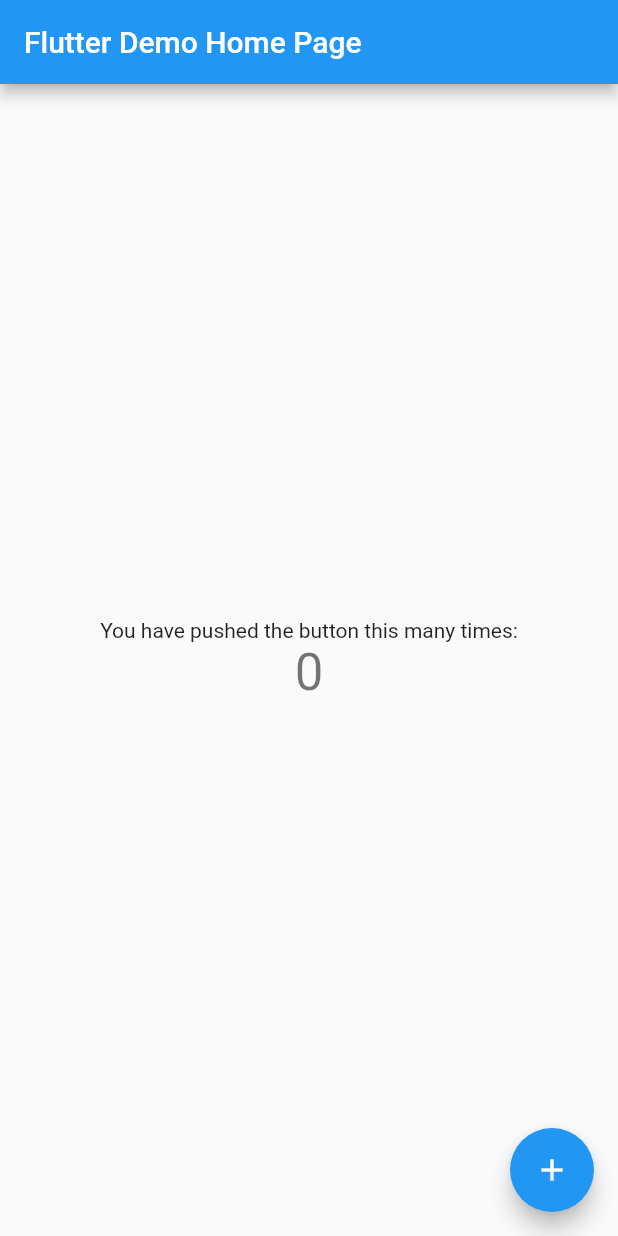
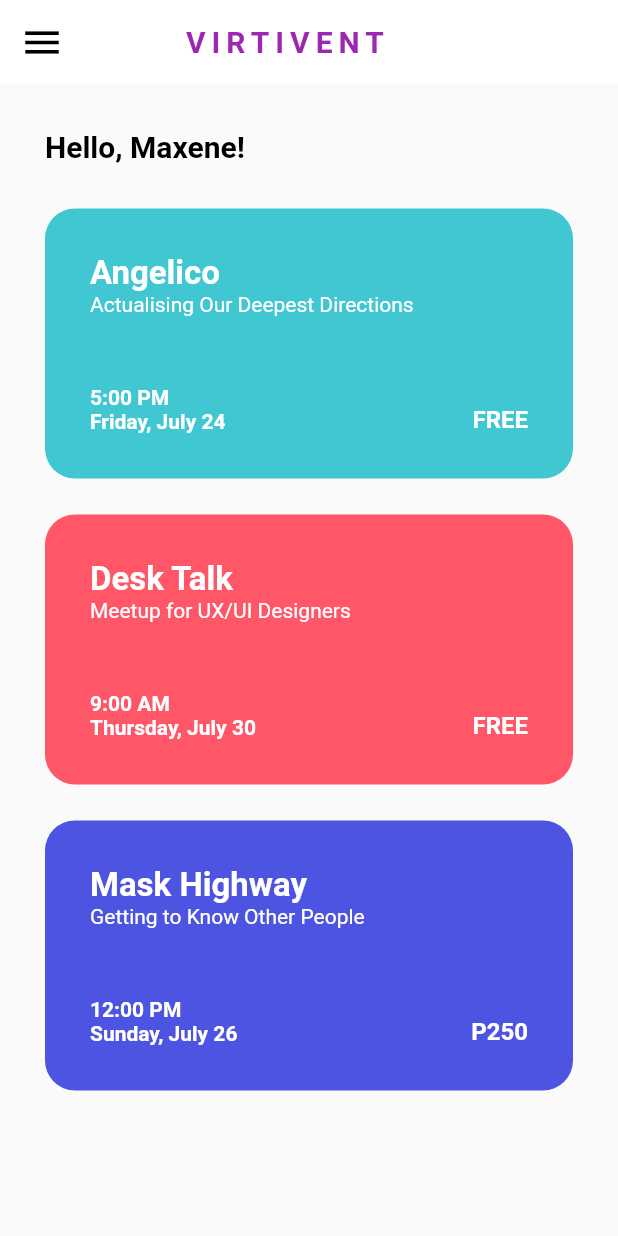
Before and after one commit to Hjkun77/virtivent_flutter_app, a Flutter app: the screen it shows after launch, on a phone screen of 412 x 824 dp. Run offline on Flutter 3.47's test engine with Material 2 defaults, Android fonts, the phone set to English and light mode, and no system bars.

Commit message:
add listview

```diff
--- a/lib/main.dart
+++ b/lib/main.dart
@@ -1,4 +1,5 @@
 import 'package:flutter/material.dart';
+import 'package:virtivent_flutter_app/screens/home.dart';
 
 void main() {
   runApp(MyApp());
@@ -9,7 +10,7 @@ class MyApp extends StatelessWidget {
   @override
   Widget build(BuildContext context) {
     return MaterialApp(
-      title: 'Flutter Demo',
+      title: 'Virtivent Flutter Demo',
       theme: ThemeData(
         // This is the theme of your application.
         //
@@ -26,92 +27,7 @@ class MyApp extends StatelessWidget {
         // closer together (more dense) than on mobile platforms.
         visualDensity: VisualDensity.adaptivePlatformDensity,
       ),
-      home: MyHomePage(title: 'Flutter Demo Home Page'),
+      home: HomePage(),
     );
   }
 }
-
-class MyHomePage extends StatefulWidget {
-  MyHomePage({Key key, this.title}) : super(key: key);
-
-  // This widget is the home page of your application. It is stateful, meaning
-  // that it has a State object (defined below) that contains fields that affect
-  // how it looks.
-
-  // This class is the configuration for the state. It holds the values (in this
-  // case the title) provided by the parent (in this case the App widget) and
-  // used by the build method of the State. Fields in a Widget subclass are
-  // always marked "final".
-
-  final String title;
-
-  @override
-  _MyHomePageState createState() => _MyHomePageState();
-}
-
-class _MyHomePageState extends State<MyHomePage> {
-  int _counter = 0;
-
-  void _incrementCounter() {
-    setState(() {
-      // This call to setState tells the Flutter framework that something has
-      // changed in this State, which causes it to rerun the build method below
-      // so that the display can reflect the updated values. If we changed
-      // _counter without calling setState(), then the build method would not be
-      // called again, and so nothing would appear to happen.
-      _counter++;
-    });
-  }
-
-  @override
-  Widget build(BuildContext context) {
-    // This method is rerun every time setState is called, for instance as done
-    // by the _incrementCounter method above.
-    //
-    // The Flutter framework has been optimized to make rerunning build methods
-    // fast, so that you can just rebuild anything that needs updating rather
-    // than having to individually change instances of widgets.
-    return Scaffold(
-      appBar: AppBar(
-        // Here we take the value from the MyHomePage object that was created by
-        // the App.build method, and use it to set our appbar title.
-        title: Text(widget.title),
-      ),
-      body: Center(
-        // Center is a layout widget. It takes a single child and positions it
-        // in the middle of the parent.
-        child: Column(
-          // Column is also a layout widget. It takes a list of children and
-          // arranges them vertically. By default, it sizes itself to fit its
-          // children horizontally, and tries to be as tall as its parent.
-          //
-          // Invoke "debug painting" (press "p" in the console, choose the
-          // "Toggle Debug Paint" action from the Flutter Inspector in Android
-          // Studio, or the "Toggle Debug Paint" command in Visual Studio Code)
-          // to see the wireframe for each widget.
-          //
-          // Column has various properties to control how it sizes itself and
-          // how it positions its children. Here we use mainAxisAlignment to
-          // center the children vertically; the main axis here is the vertical
-          // axis because Columns are vertical (the cross axis would be
-          // horizontal).
-          mainAxisAlignment: MainAxisAlignment.center,
-          children: <Widget>[
-            Text(
-              'You have pushed the button this many times:',
-            ),
-            Text(
-              '$_counter',
-              style: Theme.of(context).textTheme.headline4,
-            ),
-          ],
-        ),
-      ),
-      floatingActionButton: FloatingActionButton(
-        onPressed: _incrementCounter,
-        tooltip: 'Increment',
-        child: Icon(Icons.add),
-      ), // This trailing comma makes auto-formatting nicer for build methods.
-    );
-  }
-}
--- /dev/null
+++ b/lib/screens/home.dart
@@ -0,0 +1,342 @@
+import 'package:flutter/material.dart';
+
+class HomePage extends StatelessWidget {
+  const HomePage({Key key}) : super(key: key);
+
+  @override
+  Widget build(BuildContext context) {
+    return Scaffold(
+        appBar: AppBar(
+          title: Padding(
+              padding: const EdgeInsets.only(left: 50.0),
+              child: Text("VIRTIVENT",
+                  style: TextStyle(
+                      color: Colors.purple,
+                      fontWeight: FontWeight.bold,
+                      letterSpacing: 4.0))),
+          backgroundColor: Colors.white,
+          elevation: 0.0,
+          iconTheme: new IconThemeData(color: Colors.black, size: 30.0),
+        ),
+        drawer: Drawer(
+            child: Container(
+          color: Colors.purple,
+        )),
+        body: Center(
+          child: Padding(
+            padding: const EdgeInsets.only(top: 30.0, left: 30.0, right: 30.0),
+            child: Container(
+              child: Column(
+                crossAxisAlignment: CrossAxisAlignment.stretch,
+                children: <Widget>[
+                  Text("Hello, Maxene!",
+                      style: TextStyle(
+                        color: Colors.black,
+                        fontWeight: FontWeight.bold,
+                        fontSize: 20.0,
+                      )),
+                  // Expanded(
+                  //     child: Padding(
+                  //         padding: const EdgeInsets.symmetric(vertical: 30.0),
+                  //         child: GridView.count(
+                  //           // scrollDirection: Axis.horizontal,
+                  //           shrinkWrap: true,
+                  //           crossAxisCount: 2,
+                  //           mainAxisSpacing: 16.0,
+                  //           crossAxisSpacing: 16.0,
+                  //           children: <Widget>[
+                  //             InkWell(
+                  //               onTap: () {
+                  //                 print("Professional Events Category clicked");
+                  //               },
+                  //               child: Container(
+                  //                   padding: const EdgeInsets.all(16.0),
+                  //                   height: 90.0,
+                  //                   decoration: BoxDecoration(
+                  //                     color: const Color(0xff41C7D2),
+                  //                     borderRadius: BorderRadius.circular(10.0),
+                  //                   ),
+                  //                   child: Column(
+                  //                     crossAxisAlignment:
+                  //                         CrossAxisAlignment.start,
+                  //                     mainAxisAlignment: MainAxisAlignment.end,
+                  //                     children: <Widget>[
+                  //                       Text(
+                  //                         "Professional Events",
+                  //                         style: TextStyle(
+                  //                             fontSize: 18,
+                  //                             fontWeight: FontWeight.bold,
+                  //                             color: Colors.white),
+                  //                       )
+                  //                     ],
+                  //                   )),
+                  //             ),
+                  //             Container(
+                  //                 padding: const EdgeInsets.all(16.0),
+                  //                 height: 90.0,
+                  //                 decoration: BoxDecoration(
+                  //                   color: const Color(0xffFF5668),
+                  //                   borderRadius: BorderRadius.circular(10.0),
+                  //                 ),
+                  //                 child: Column(
+                  //                   crossAxisAlignment:
+                  //                       CrossAxisAlignment.start,
+                  //                   mainAxisAlignment: MainAxisAlignment.end,
+                  //                   children: <Widget>[
+                  //                     Text(
+                  //                       "Social Events",
+                  //                       style: TextStyle(
+                  //                           fontSize: 18,
+                  //                           fontWeight: FontWeight.bold,
+                  //                           color: Colors.white),
+                  //                     )
+                  //                   ],
+                  //                 )),
+                  //             Container(
+                  //                 padding: const EdgeInsets.all(16.0),
+                  //                 height: 90.0,
+                  //                 decoration: BoxDecoration(
+                  //                   color: const Color(0xffFF8E34),
+                  //                   borderRadius: BorderRadius.circular(10.0),
+                  //                 ),
+                  //                 child: Column(
+                  //                   crossAxisAlignment:
+                  //                       CrossAxisAlignment.start,
+                  //                   mainAxisAlignment: MainAxisAlignment.end,
+                  //                   children: <Widget>[
+                  //                     Text(
+                  //                       "Concerts & Theater",
+                  //                       style: TextStyle(
+                  //                           fontSize: 18,
+                  //                           fontWeight: FontWeight.bold,
+                  //                           color: Colors.white),
+                  //                     )
+                  //                   ],
+                  //                 )),
+                  //             Container(
+                  //                 padding: const EdgeInsets.all(16.0),
+                  //                 height: 90.0,
+                  //                 decoration: BoxDecoration(
+                  //                   color: const Color(0xff4D54E1),
+                  //                   borderRadius: BorderRadius.circular(10.0),
+                  //                 ),
+                  //                 child: Column(
+                  //                   crossAxisAlignment:
+                  //                       CrossAxisAlignment.start,
+                  //                   mainAxisAlignment: MainAxisAlignment.end,
+                  //                   children: <Widget>[
+                  //                     Text(
+                  //                       "Events with Friends",
+                  //                       style: TextStyle(
+                  //                           fontSize: 18,
+                  //                           fontWeight: FontWeight.bold,
+                  //                           color: Colors.white),
+                  //                     )
+                  //                   ],
+                  //                 ))
+                  //           ],
+                  //         ))),
+                  Expanded(
+                    child: Padding(
+                        padding: const EdgeInsets.symmetric(vertical: 30.0),
+                        child: ListView(padding: EdgeInsets.zero, children: <
+                            Widget>[
+                          InkWell(
+                            onTap: () {
+                              print("Angelico has been clicked");
+                            },
+                            child: Container(
+                              padding: const EdgeInsets.all(30.0),
+                              margin: const EdgeInsets.only(bottom: 24.0),
+                              height: 180.0,
+                              decoration: BoxDecoration(
+                                color: const Color(0xff41C7D2),
+                                borderRadius: BorderRadius.circular(20.0),
+                              ),
+                              child: Column(
+                                crossAxisAlignment: CrossAxisAlignment.start,
+                                mainAxisAlignment:
+                                    MainAxisAlignment.spaceBetween,
+                                children: <Widget>[
+                                  Column(
+                                      children: <Widget>[
+                                        Text("Angelico",
+                                            style: TextStyle(
+                                                color: Colors.white,
+                                                fontSize: 22.0,
+                                                fontWeight: FontWeight.bold)),
+                                        Text(
+                                            "Actualising Our Deepest Directions",
+                                            style: TextStyle(
+                                                color: Colors.white,
+                                                fontSize: 14.0))
+                                      ],
+                                      crossAxisAlignment:
+                                          CrossAxisAlignment.start),
+                                  Row(
+                                    crossAxisAlignment: CrossAxisAlignment.end,
+                                    mainAxisAlignment:
+                                        MainAxisAlignment.spaceBetween,
+                                    children: <Widget>[
+                                      Column(
+                                        crossAxisAlignment:
+                                            CrossAxisAlignment.start,
+                                        children: <Widget>[
+                                          Text("5:00 PM",
+                                              style: TextStyle(
+                                                  color: Colors.white,
+                                                  fontSize: 14.0,
+                                                  fontWeight: FontWeight.bold)),
+                                          Text("Friday, July 24",
+                                              style: TextStyle(
+                                                  color: Colors.white,
+                                                  fontSize: 14.0,
+                                                  fontWeight: FontWeight.bold))
+                                        ],
+                                      ),
+                                      Text("FREE",
+                                          style: TextStyle(
+                                              color: Colors.white,
+                                              fontSize: 16.0,
+                                              fontWeight: FontWeight.bold))
+                                    ],
+                                  )
+                                ],
+                              ),
+                            ),
+                          ),
+                          InkWell(
+                            onTap: () {
+                              print("Desk Talk has been clicked");
+                            },
+                            child: Container(
+                              padding: const EdgeInsets.all(30.0),
+                              margin: const EdgeInsets.only(bottom: 24.0),
+                              height: 180.0,
+                              decoration: BoxDecoration(
+                                color: const Color(0xffFF5668),
+                                borderRadius: BorderRadius.circular(20.0),
+                              ),
+                              child: Column(
+                                crossAxisAlignment: CrossAxisAlignment.start,
+                                mainAxisAlignment:
+                                    MainAxisAlignment.spaceBetween,
+                                children: <Widget>[
+                                  Column(
+                                      children: <Widget>[
+                                        Text("Desk Talk",
+                                            style: TextStyle(
+                                                color: Colors.white,
+                                                fontSize: 22.0,
+                                                fontWeight: FontWeight.bold)),
+                                        Text("Meetup for UX/UI Designers",
+                                            style: TextStyle(
+                                                color: Colors.white,
+                                                fontSize: 14.0))
+                                      ],
+                                      crossAxisAlignment:
+                                          CrossAxisAlignment.start),
+                                  Row(
+                                    crossAxisAlignment: CrossAxisAlignment.end,
+                                    mainAxisAlignment:
+                                        MainAxisAlignment.spaceBetween,
+                                    children: <Widget>[
+                                      Column(
+                                        crossAxisAlignment:
+                                            CrossAxisAlignment.start,
+                                        children: <Widget>[
+                                          Text("9:00 AM",
+                                              style: TextStyle(
+                                                  color: Colors.white,
+                                                  fontSize: 14.0,
+                                                  fontWeight: FontWeight.bold)),
+                                          Text("Thursday, July 30",
+                                              style: TextStyle(
+                                                  color: Colors.white,
+                                                  fontSize: 14.0,
+                                                  fontWeight: FontWeight.bold))
+                                        ],
+                                      ),
+                                      Text("FREE",
+                                          style: TextStyle(
+                                              color: Colors.white,
+                                              fontSize: 16.0,
+                                              fontWeight: FontWeight.bold))
+                                    ],
+                                  )
+                                ],
+                              ),
+                            ),
+                          ),
+                          InkWell(
+                            onTap: () {
+                              print("Mask Highway has been clicked");
+                            },
+                            child: Container(
+                              padding: const EdgeInsets.all(30.0),
+                              margin: const EdgeInsets.only(bottom: 24.0),
+                              height: 180.0,
+                              decoration: BoxDecoration(
+                                color: const Color(0xff4D54E1),
+                                borderRadius: BorderRadius.circular(20.0),
+                              ),
+                              child: Column(
+                                crossAxisAlignment: CrossAxisAlignment.start,
+                                mainAxisAlignment:
+                                    MainAxisAlignment.spaceBetween,
+                                children: <Widget>[
+                                  Column(
+                                      children: <Widget>[
+                                        Text("Mask Highway",
+                                            style: TextStyle(
+                                                color: Colors.white,
+                                                fontSize: 22.0,
+                                                fontWeight: FontWeight.bold)),
+                                        Text("Getting to Know Other People",
+                                            style: TextStyle(
+                                                color: Colors.white,
+                                                fontSize: 14.0))
+                                      ],
+                                      crossAxisAlignment:
+                                          CrossAxisAlignment.start),
+                                  Row(
+                                    crossAxisAlignment: CrossAxisAlignment.end,
+                                    mainAxisAlignment:
+                                        MainAxisAlignment.spaceBetween,
+                                    children: <Widget>[
+                                      Column(
+                                        crossAxisAlignment:
+                                            CrossAxisAlignment.start,
+                                        children: <Widget>[
+                                          Text("12:00 PM",
+                                              style: TextStyle(
+                                                  color: Colors.white,
+                                                  fontSize: 14.0,
+                                                  fontWeight: FontWeight.bold)),
+                                          Text("Sunday, July 26",
+                                              style: TextStyle(
+                                                  color: Colors.white,
+                                                  fontSize: 14.0,
+                                                  fontWeight: FontWeight.bold))
+                                        ],
+                                      ),
+                                      Text("P250",
+                                          style: TextStyle(
+                                              color: Colors.white,
+                                              fontSize: 16.0,
+                                              fontWeight: FontWeight.bold))
+                                    ],
+                                  )
+                                ],
+                              ),
+                            ),
+                          )
+                        ])),
+                  )
+                ],
+              ),
+            ),
+          ),
+        ));
+  }
+}
```
